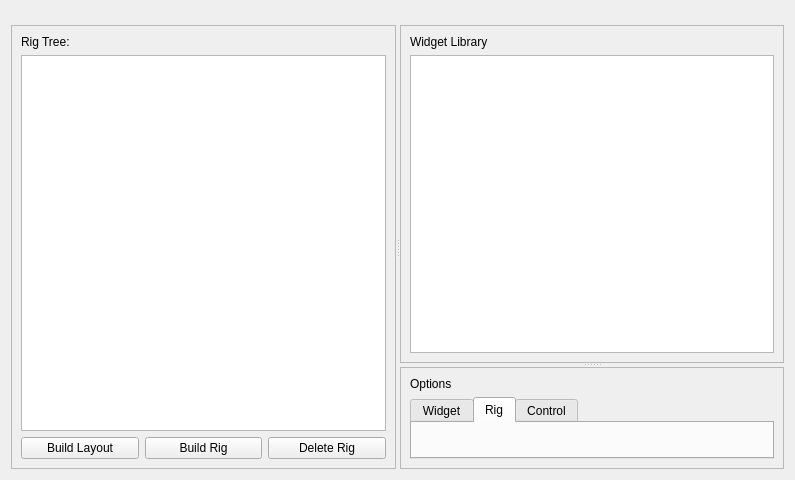
Before: the Qt Designer form ui_resources/rigwidget.ui in jspatrick/beings, drawn with Qt 5.
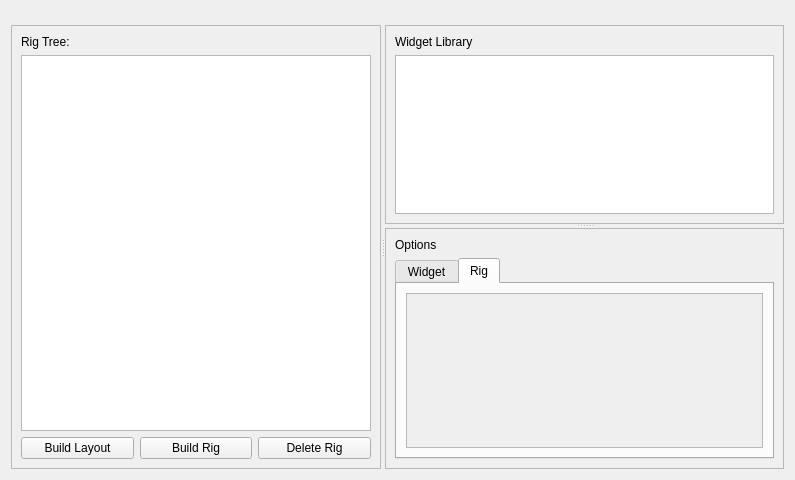
After: the same form once the commit is applied. The open tabs and pages were chosen to show the change. Custom widgets are drawn as their Qt base class.

Commit message: add options model to widget

Diff of the .ui file:
```diff
--- a/ui_resources/rigwidget.ui
+++ b/ui_resources/rigwidget.ui
@@ -125,14 +125,17 @@
            </attribute>
           </widget>
           <widget class="QWidget" name="rigOptions">
+           <property name="enabled">
+            <bool>false</bool>
+           </property>
            <attribute name="title">
             <string>Rig</string>
            </attribute>
-          </widget>
-          <widget class="QWidget" name="controlOptions">
-           <attribute name="title">
-            <string>Control</string>
-           </attribute>
+           <layout class="QVBoxLayout" name="verticalLayout_3">
+            <item>
+             <widget class="QTreeView" name="rigOptionsView"/>
+            </item>
+           </layout>
           </widget>
          </widget>
         </item>
```
Left out of the diff: 7 changed lines with no effect on the pictures. The commit also changes 12 other files.
